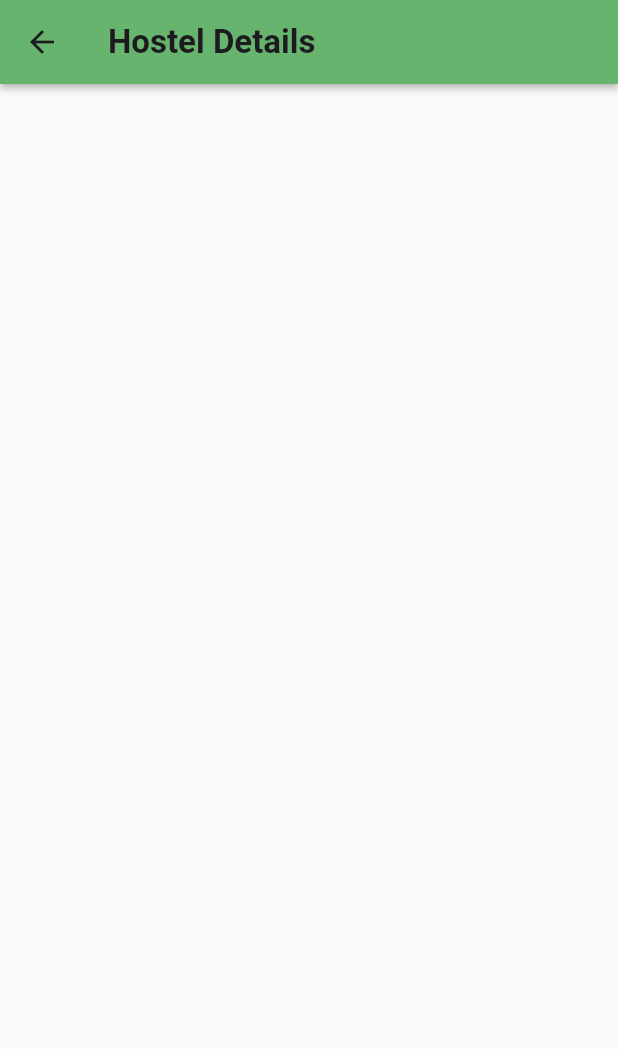
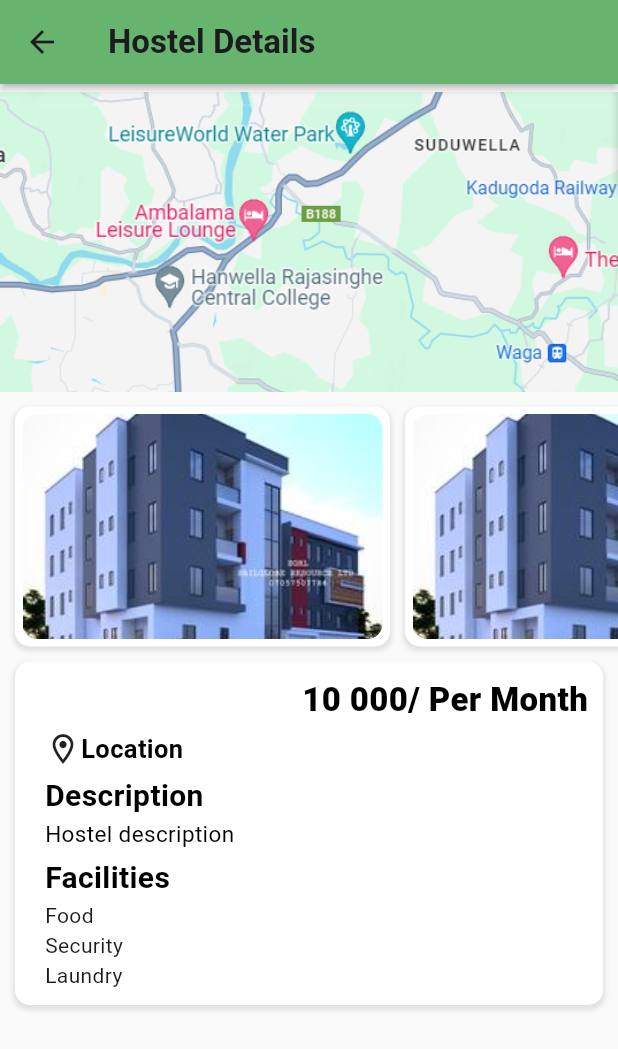
Before and after one commit to DATDSG/MAD_Project, a Flutter app: the HostelDetailsPage screen opened directly, on a phone screen of 412 x 824 dp. Shown: the top 1049 px of the screen. Run offline on Flutter 3.47's test engine with Material 3 defaults, Android fonts, the phone set to English and light mode, and no system bars; our stand-ins replace firebase_auth, firebase_core, flutter_rating_bar; accounts and stored records are empty.

Commit message:
Update hostel_deails_page.dart

```diff
--- a/lib/pages/hostel_deails_page.dart
+++ b/lib/pages/hostel_deails_page.dart
@@ -28,6 +28,161 @@ class _HostelDetailsPageState extends State<HostelDetailsPage> {
           ],
         ),
       ),
+      body: ListView(
+        children: [
+          // Map
+          Padding(
+            padding: const EdgeInsets.only(top: 5.0),
+            child: Container(
+              width: double.infinity,
+              height: 200,
+              decoration: const BoxDecoration(
+                image: DecorationImage(
+                  image: AssetImage(
+                    'assets/images/map.png',
+                  ),
+                  fit: BoxFit.cover,
+                ),
+                color: Colors.white,
+              ),
+            ),
+          ),
+
+          // Hostel Images
+          SingleChildScrollView(
+            scrollDirection: Axis.horizontal,
+            child: Padding(
+              padding: const EdgeInsets.symmetric(horizontal: 5),
+              child: Row(
+                children: [
+                  for (int i = 0; i < 3; i++)
+                    Padding(
+                      padding: const EdgeInsets.symmetric(
+                          horizontal: 5, vertical: 10),
+                      child: Container(
+                        width: 250,
+                        height: 160,
+                        decoration: BoxDecoration(
+                          borderRadius: BorderRadius.circular(10),
+                          boxShadow: [
+                            BoxShadow(
+                              color: Colors.black.withOpacity(0.1),
+                              spreadRadius: 1,
+                              blurRadius: 2,
+                              offset: const Offset(0, 2),
+                            ),
+                          ],
+                          color: Colors.white,
+                        ),
+                        child: Padding(
+                          padding: const EdgeInsets.all(5),
+                          child: ClipRRect(
+                            borderRadius: BorderRadius.circular(10),
+                            child: Image.asset(
+                              'assets/images/img1.jpg',
+                              fit: BoxFit.cover,
+                            ),
+                          ),
+                        ),
+                      ),
+                    ),
+                ],
+              ),
+            ),
+          ),
+          // Hostel Details
+          Padding(
+            padding: const EdgeInsets.symmetric(horizontal: 10),
+            child: Container(
+              padding: const EdgeInsets.only(
+                left: 20,
+                right: 10,
+                top: 10,
+                bottom: 10,
+              ),
+              decoration: BoxDecoration(
+                borderRadius: BorderRadius.circular(10),
+                color: Colors.white,
+                boxShadow: [
+                  BoxShadow(
+                    color: Colors.black.withOpacity(0.1),
+                    spreadRadius: 1,
+                    blurRadius: 2,
+                    offset: const Offset(0, 2),
+                  ),
+                ],
+              ),
+              child: const Column(
+                crossAxisAlignment: CrossAxisAlignment.start,
+                children: [
+                  Row(
+                    mainAxisAlignment: MainAxisAlignment.end,
+                    children: [
+                      Text(
+                        '10 000/ Per Month',
+                        style: TextStyle(
+                          fontSize: 22,
+                          color: Colors.black,
+                          fontWeight: FontWeight.w900,
+                        ),
+                      ),
+                    ],
+                  ),
+                  Padding(
+                    padding: EdgeInsets.symmetric(vertical: 5),
+                    child: Row(
+                      children: [
+                        Icon(Icons.location_on_outlined),
+                        Flexible(
+                          child: Text(
+                            'Location',
+                            style: TextStyle(
+                              fontSize: 17,
+                              color: Colors.black,
+                              fontWeight: FontWeight.bold,
+                            ),
+                          ),
+                        ),
+                      ],
+                    ),
+                  ),
+                  Text(
+                    'Description',
+                    style: TextStyle(
+                      fontSize: 20,
+                      color: Colors.black,
+                      fontWeight: FontWeight.bold,
+                    ),
+                  ),
+                  Text(
+                    'Hostel description',
+                    style: TextStyle(fontSize: 15, color: Colors.black),
+                  ),
+                  Padding(
+                    padding: EdgeInsets.only(top: 5),
+                    child: Text(
+                      'Facilities',
+                      style: TextStyle(
+                        fontSize: 20,
+                        color: Colors.black,
+                        fontWeight: FontWeight.bold,
+                      ),
+                    ),
+                  ),
+                  Column(
+                    crossAxisAlignment: CrossAxisAlignment.start,
+                    children: [
+                      Text('Food'),
+                      Text('Security'),
+                      Text('Laundry'),
+                    ],
+                  ),
+                ],
+              ),
+            ),
+          ),
+        ],
+      ),
     );
   }
 }
```
